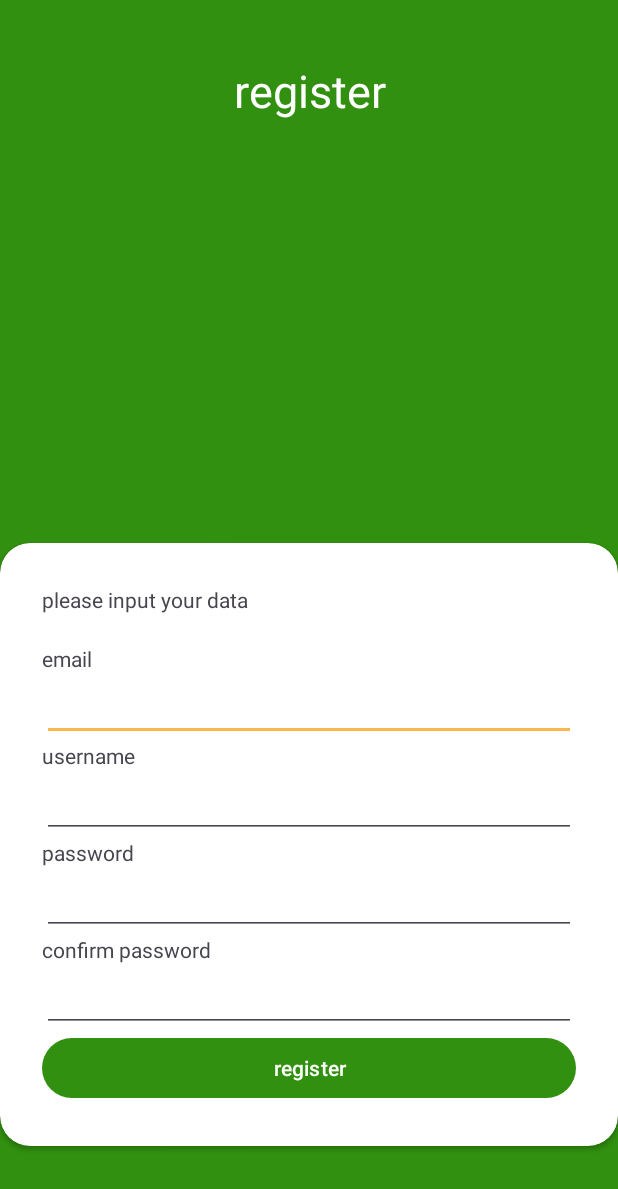
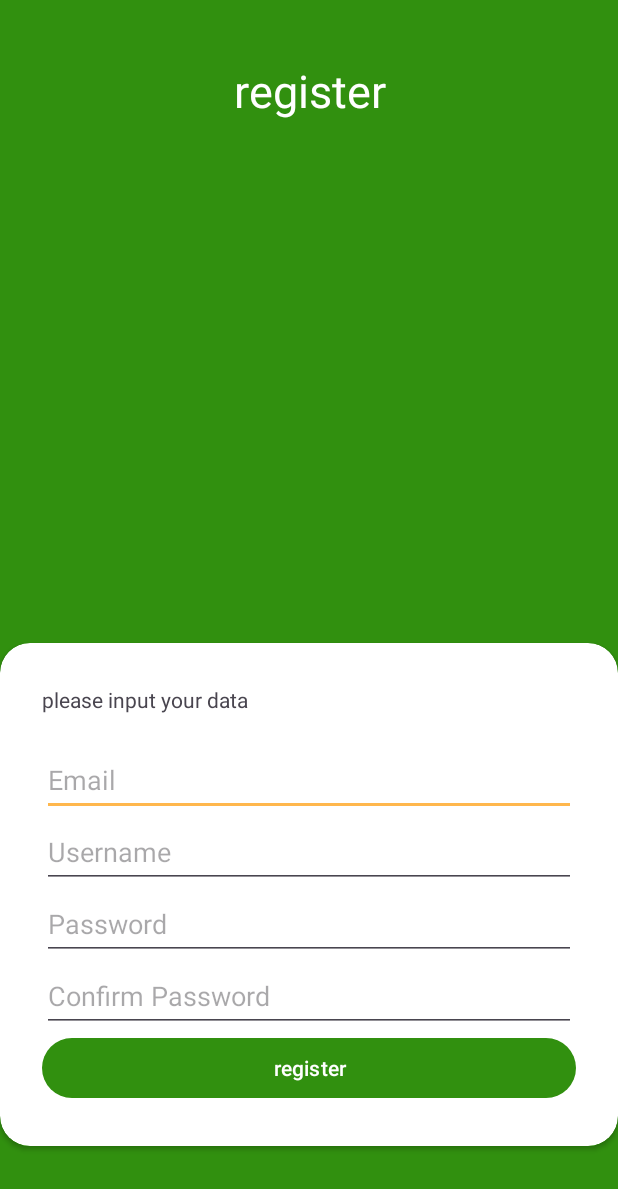
Before and after one commit to RoeRL/WhereTheMoneyApp, an Android app: the layout register.xml on its own in the app's theme, with its tools: preview values and no code run, on a phone screen of 412 x 824 dp. Shown: the top 1189 px of the screen. Run offline under Robolectric (Android 15) with nearby library versions, the phone set to English and light mode, and no system bars.

Commit message:
[AE] Fixed register.xml

```diff
--- a/app/src/main/res/layout/register.xml
+++ b/app/src/main/res/layout/register.xml
@@ -43,38 +43,34 @@
                 <View
                     android:layout_width="match_parent"
                     android:layout_height="20dp"></View>
-                <TextView
+
+                <EditText
+                    android:id="@+id/registEmail"
+                    android:hint="Email"
                     android:layout_width="match_parent"
-                    android:layout_height="match_parent"
-                    android:text="email"/>
+                    android:layout_height="48dp"/>
+
                 <EditText
+                    android:id="@+id/registUsername"
+                    android:hint="Username"
                     android:layout_width="match_parent"
-                    android:layout_height="wrap_content"/>
-                <TextView
+                    android:layout_height="48dp"/>
+
+                <EditText
+                    android:id="@+id/registPassword"
+                    android:hint="Password"
                     android:layout_width="match_parent"
-                    android:layout_height="match_parent"
-                    android:text="username"/>
+                    android:layout_height="48dp"
+                    android:inputType="textPassword"/>
+
                 <EditText
+                    android:id="@+id/registConfirmPassword"
+                    android:hint="Confirm Password"
                     android:layout_width="match_parent"
-                    android:layout_height="wrap_content"/>
-                <TextView
-                    android:layout_width="match_parent"
-                    android:layout_height="match_parent"
-                    android:text="password"/>
-                <EditText
-                    android:layout_width="match_parent"
-                    android:layout_height="wrap_content"
-                    android:inputType="textPassword"/>
-                <TextView
-                    android:layout_width="match_parent"
-                    android:layout_height="match_parent"
-                    android:text="confirm password"
-                    ></TextView>
-                <EditText
-                    android:layout_width="match_parent"
-                    android:layout_height="wrap_content"
+                    android:layout_height="48dp"
                     android:inputType="textPassword"/>
                 <Button
+                    android:id="@+id/registButton"
                     android:layout_width="match_parent"
                     android:layout_height="wrap_content"
                     android:text="register"/>
```
